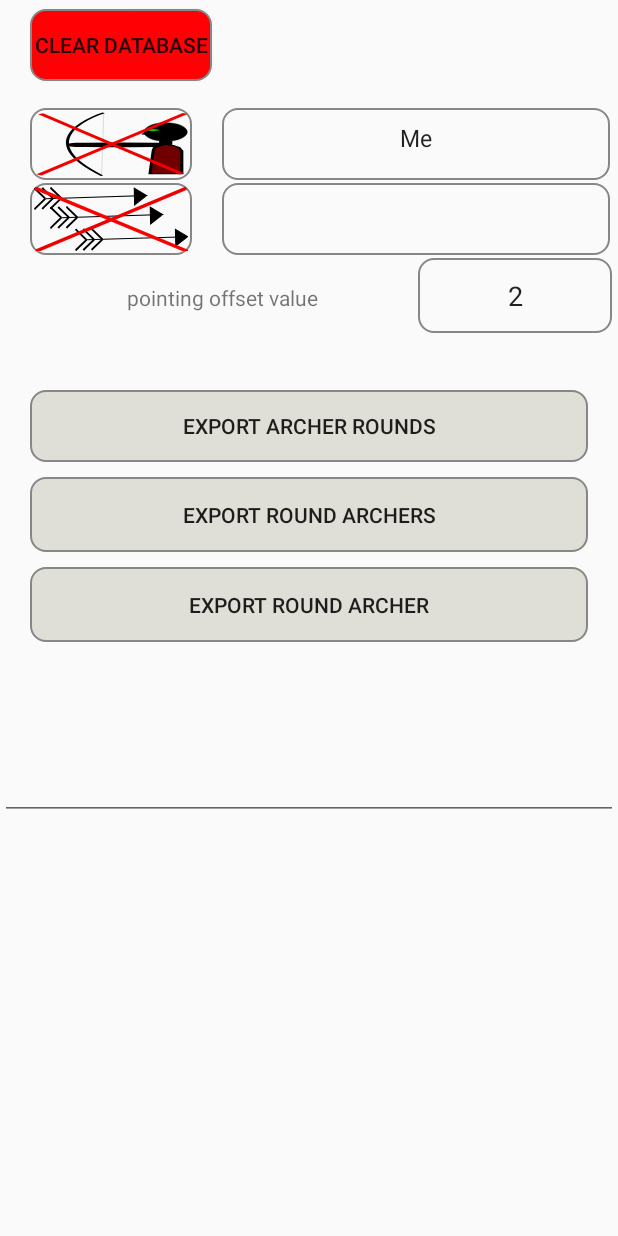
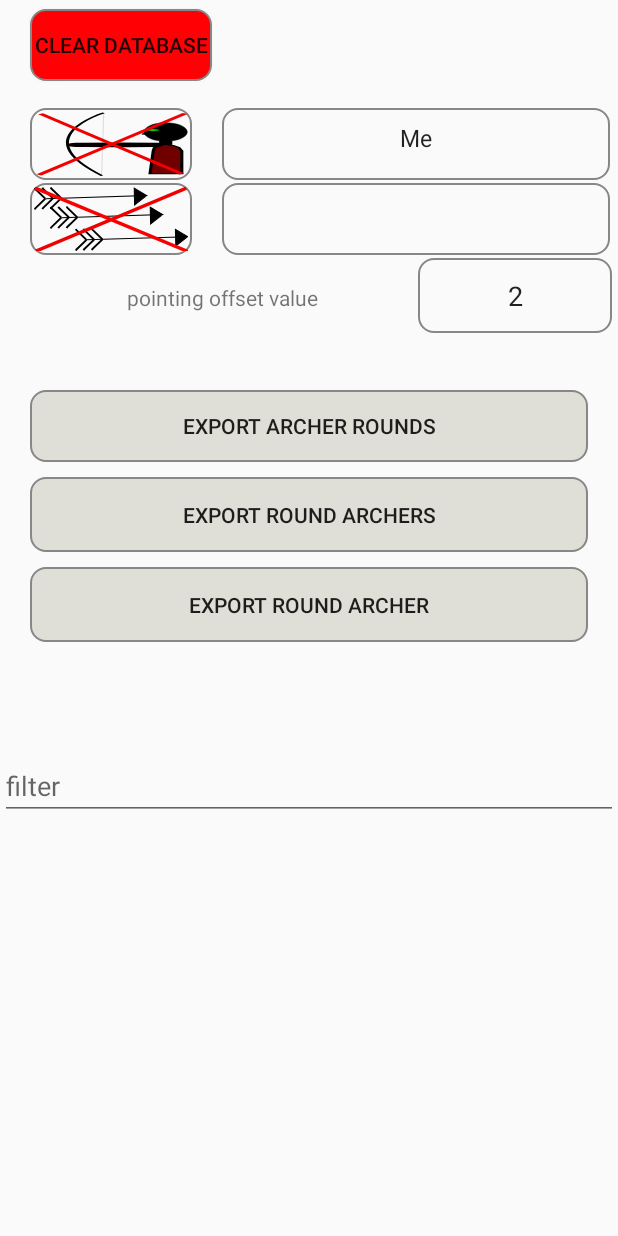
Before and after one commit to jiemeb/CompteCible, an Android app: the Activity_maintenance screen opened directly, with no data from a screen before it, on a phone screen of 412 x 824 dp. Run offline under Robolectric (Android 15) with nearby library versions, the phone set to English and light mode, and no system bars.

```diff
--- a/app/src/main/res/layout-land/activity_maintenance.xml
+++ b/app/src/main/res/layout-land/activity_maintenance.xml
@@ -58,11 +58,23 @@
         app:layout_constraintTop_toTopOf="@id/am_bSup_round" />
 
 
+    <TextView
+        android:id="@+id/TextOffset"
+        android:layout_width="0dp"
+        android:layout_height="53dp"
+        android:layout_marginTop="12dp"
+        android:layout_weight="2"
+        android:gravity="center"
+        android:text="@string/pointageOffsetDesc"
+        app:layout_constraintStart_toStartOf="@+id/am_bexport_archer_rounds"
+        app:layout_constraintTop_toBottomOf="@+id/am_bexport_archer_rounds"
+        tools:text="@string/pointageOffsetDesc" />
+
     <EditText
         android:id="@+id/pointageOffset"
         android:layout_width="50dp"
-        android:layout_height="50dp"
-        android:layout_marginTop="12dp"
+        android:layout_height="53dp"
+        android:layout_marginStart="12dp"
         android:autofillHints="2"
         android:background="@drawable/it_style"
         android:ems="10"
@@ -73,8 +85,8 @@
         android:text="@string/pointageOffset"
         android:textAlignment="center"
         android:visibility="visible"
-        app:layout_constraintStart_toStartOf="@+id/am_bexport_archer_rounds"
-        app:layout_constraintTop_toBottomOf="@+id/am_bexport_archer_rounds" />
+        app:layout_constraintStart_toEndOf="@+id/TextOffset"
+        app:layout_constraintTop_toTopOf="@+id/TextOffset" />
 
     <Button
         android:id="@+id/am_bexport_archer_rounds"
@@ -83,8 +95,8 @@
         android:layout_marginTop="5dp"
         android:background="@drawable/am_buttonshape_grey"
         android:text="@string/am_bexport_archer_round"
-        app:layout_constraintStart_toStartOf="@+id/am_bSup_round"
-        app:layout_constraintTop_toBottomOf="@+id/am_bSup_round" />
+        app:layout_constraintStart_toStartOf="@id/am_bSup_round"
+        app:layout_constraintTop_toBottomOf="@id/am_bSup_round" />
 
     <Button
         android:id="@+id/am_bexport_round_archers"
@@ -112,11 +124,12 @@
         style="@style/Widget.AppCompat.ProgressBar.Horizontal"
         android:layout_width="360dp"
         android:layout_height="53dp"
-        android:layout_marginStart="48dp"
+        android:layout_marginStart="20dp"
+
         android:indeterminate="false"
         android:max="100"
         android:visibility="invisible"
-        app:layout_constraintStart_toEndOf="@+id/pointageOffset"
+        app:layout_constraintStart_toEndOf="@id/pointageOffset"
         app:layout_constraintTop_toTopOf="@+id/pointageOffset" />
 
     <androidx.constraintlayout.widget.Guideline
@@ -131,11 +144,14 @@
         android:id="@+id/r_maintenance_filter"
         android:layout_width="match_parent"
         android:layout_height="0dp"
-        android:layout_marginStart="40dp"
-        android:layout_marginTop="3dp"
+        android:layout_marginStart="36dp"
+        android:layout_marginTop="8dp"
         android:layout_weight="1"
-        app:layout_constraintStart_toStartOf="@+id/pointageOffset"
-        app:layout_constraintTop_toBottomOf="@+id/pointageOffset" />
+        android:autofillHints=""
+        android:hint="@string/resRoundFilter"
+        android:inputType="text"
+        app:layout_constraintStart_toStartOf="@+id/TextOffset"
+        app:layout_constraintTop_toBottomOf="@+id/TextOffset" />
 
 
 </androidx.constraintlayout.widget.ConstraintLayout>
--- a/app/src/main/res/layout/activity_maintenance.xml
+++ b/app/src/main/res/layout/activity_maintenance.xml
@@ -117,7 +117,7 @@
                 android:layout_width="0dp"
                 android:layout_height="50dp"
                 android:layout_weight="1"
-                android:layout_marginRight="4dp"
+                android:layout_marginEnd="4dp"
                 android:gravity="center"
                 android:autofillHints="2"
                 android:background="@drawable/it_style"
@@ -237,7 +237,9 @@
                 android:layout_width="0dp"
                 android:layout_height="wrap_content"
                 android:layout_weight="1"
-                />
+                android:hint="@string/resRoundFilter"
+                android:autofillHints=""
+                android:inputType="text" />
         </TableRow>
     </TableLayout>
 
```
